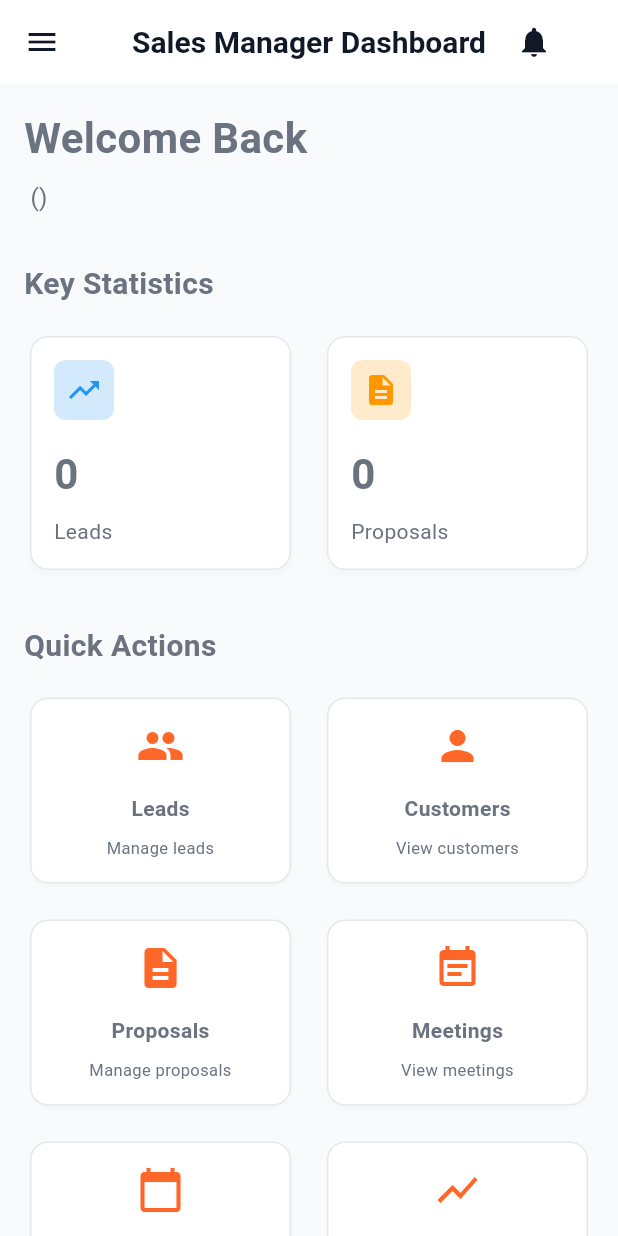
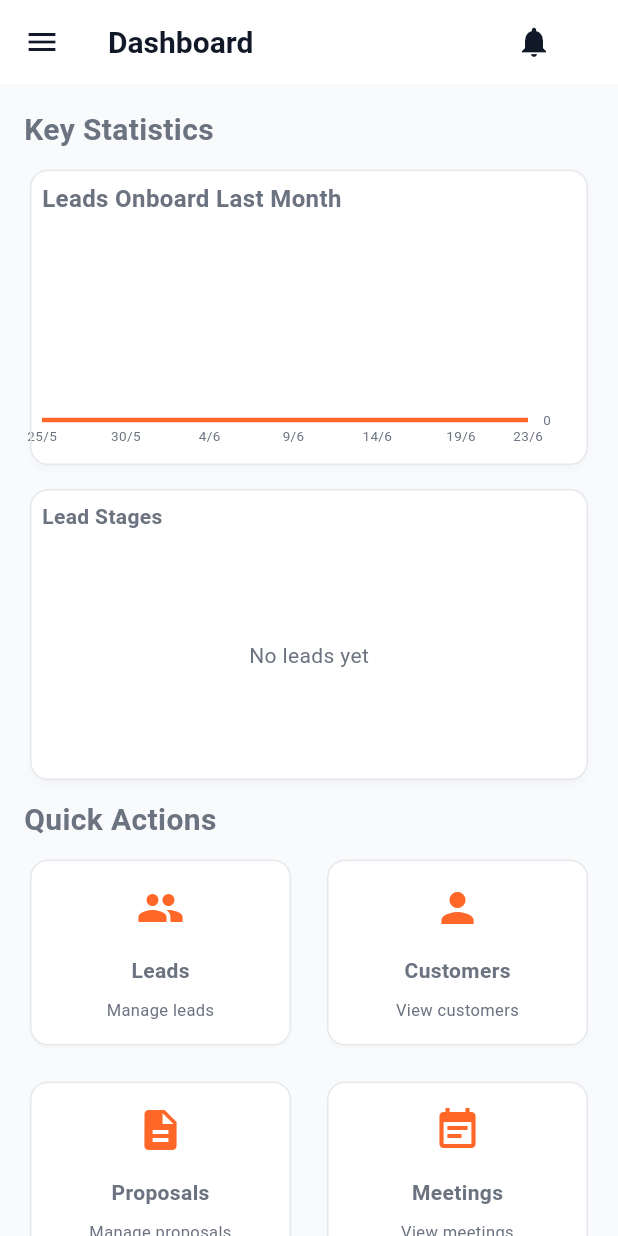
Before and after one commit to nasim-hassan/sales-manager, a Flutter app: the HomeScreen screen opened directly, on a phone screen of 412 x 824 dp. Run offline on Flutter 3.47's test engine with Material 3 defaults, Android fonts, the phone set to English and light mode, and no system bars; drawn by our look-alikes of fl_chart; our stand-ins replace connectivity_plus, shared_preferences, supabase_flutter; accounts and stored records are empty.

Commit message:
feat: add lead trend line chart and pipeline donut chart

```diff
--- a/lib/features/dashboard/screens/home_screen.dart
+++ b/lib/features/dashboard/screens/home_screen.dart
@@ -1,5 +1,6 @@
 import 'package:flutter/material.dart';
 import 'package:provider/provider.dart';
+import 'package:fl_chart/fl_chart.dart';
 import 'package:customer_relationship_management/core/theme/app_theme.dart';
 import 'package:customer_relationship_management/features/auth/providers/auth_provider.dart';
 import 'package:customer_relationship_management/features/admin/screens/users_screen.dart';
@@ -7,7 +8,6 @@ import 'package:customer_relationship_management/features/leads/screens/leads_sc
 import 'package:customer_relationship_management/features/leads/screens/proposals_screen.dart';
 import 'package:customer_relationship_management/features/leads/screens/meetings_screen.dart';
 import 'package:customer_relationship_management/features/leads/providers/leads_provider.dart';
-import 'package:customer_relationship_management/features/leads/providers/proposals_provider.dart';
 import 'package:customer_relationship_management/features/customers/screens/customers_screen.dart';
 import 'package:customer_relationship_management/features/calendar/screens/calendar_screen.dart';
 import 'package:customer_relationship_management/features/reports/screens/reports_screen.dart';
@@ -21,16 +21,19 @@ class HomeScreen extends StatelessWidget {
   Widget build(BuildContext context) {
     return Scaffold(
       appBar: AppBar(
-        title: const Text('Sales Manager Dashboard'),
+        title: const Text('Dashboard'),
+        centerTitle: false,
         elevation: 0,
         actions: [
           Consumer<NotificationsProvider>(
             builder: (context, notificationsProvider, _) {
               final unreadCount = notificationsProvider.unreadCount;
-              return Stack(
-                children: [
-                  IconButton(
-                    icon: const Icon(Icons.notifications),
+              return IconButton(
+                icon: Badge(
+                  isLabelVisible: unreadCount > 0,
+                  label: Text(unreadCount > 9 ? '9+' : '$unreadCount'),
+                  child: const Icon(Icons.notifications),
+                ),
                 onPressed: () {
                   Navigator.push(
                     context,
@@ -39,33 +42,6 @@ class HomeScreen extends StatelessWidget {
                     ),
                   );
                 },
-                  ),
-                  if (unreadCount > 0)
-                    Positioned(
-                      right: 8,
-                      top: 8,
-                      child: Container(
-                        padding: const EdgeInsets.all(4),
-                        decoration: const BoxDecoration(
-                          color: Colors.red,
-                          shape: BoxShape.circle,
-                        ),
-                        constraints: const BoxConstraints(
-                          minWidth: 20,
-                          minHeight: 20,
-                        ),
-                        child: Text(
-                          unreadCount > 9 ? '9+' : '$unreadCount',
-                          style: const TextStyle(
-                            color: Colors.white,
-                            fontSize: 12,
-                            fontWeight: FontWeight.bold,
-                          ),
-                          textAlign: TextAlign.center,
-                        ),
-                      ),
-                    ),
-                ],
               );
             },
           ),
@@ -93,55 +69,28 @@ class HomeScreen extends StatelessWidget {
         child: Column(
           crossAxisAlignment: CrossAxisAlignment.start,
           children: [
-            Consumer<AuthProvider>(
-              builder: (context, authProvider, _) {
-                return Column(
-                  crossAxisAlignment: CrossAxisAlignment.start,
-                  children: [
-                    const Text(
-                      'Welcome Back',
-                      style: TextStyle(
-                        fontSize: 28,
-                        fontWeight: FontWeight.bold,
-                      ),
-                    ),
-                    const SizedBox(height: AppTheme.spacingSm),
-                    Text(
-                      '${authProvider.currentUser?.name} (${authProvider.currentUser?.role})',
-                      style: const TextStyle(
-                        fontSize: 16,
-                        color: AppTheme.textSecondary,
-                      ),
-                    ),
-                  ],
-                );
-              },
-            ),
-            const SizedBox(height: AppTheme.spacingXl),
             const Text(
               'Key Statistics',
               style: TextStyle(fontSize: 20, fontWeight: FontWeight.bold),
             ),
-            const SizedBox(height: AppTheme.spacingMd),
+            const SizedBox(height: AppTheme.spacingSm),
             Consumer<LeadsProvider>(
               builder: (buildContext, leadsProvider, _) {
-                return Consumer<ProposalsProvider>(
-                  builder: (buildContext, proposalsProvider, _) {
-                    return _buildStatisticsGrid(
-                      buildContext,
-                      leadsProvider,
-                      proposalsProvider,
-                    );
-                  },
-                );
+                return _buildLeadsLineChart(leadsProvider);
               },
             ),
-            const SizedBox(height: AppTheme.spacingXl),
+            const SizedBox(height: AppTheme.spacingSm),
+            Consumer<LeadsProvider>(
+              builder: (buildContext, leadsProvider, _) {
+                return _buildLeadsStageDonutChart(leadsProvider);
+              },
+            ),
+            const SizedBox(height: AppTheme.spacingSm),
             const Text(
               'Quick Actions',
               style: TextStyle(fontSize: 20, fontWeight: FontWeight.bold),
             ),
-            const SizedBox(height: AppTheme.spacingMd),
+            const SizedBox(height: AppTheme.spacingSm),
             _buildQuickActionsGrid(context),
           ],
         ),
@@ -149,88 +98,264 @@ class HomeScreen extends StatelessWidget {
     );
   }
 
-  Widget _buildStatisticsGrid(
-    BuildContext context,
-    LeadsProvider leadsProvider,
-    ProposalsProvider proposalsProvider,
-  ) {
-    return Row(
+  Widget _buildLeadsLineChart(LeadsProvider leadsProvider) {
+    // Get leads from the last 30 days
+    final now = DateTime.now();
+    final thirtyDaysAgo = now.subtract(const Duration(days: 30));
+
+    // Group leads by day
+    final Map<DateTime, int> leadsPerDay = {};
+    for (var lead in leadsProvider.leads) {
+      if (lead.createdAt.isAfter(thirtyDaysAgo)) {
+        final dateOnly = DateTime(lead.createdAt.year, lead.createdAt.month, lead.createdAt.day);
+        leadsPerDay[dateOnly] = (leadsPerDay[dateOnly] ?? 0) + 1;
+      }
+    }
+
+    // Create sorted list of last 30 days
+    final List<FlSpot> spots = [];
+    for (int i = 0; i < 30; i++) {
+      final date = thirtyDaysAgo.add(Duration(days: i));
+      final dateOnly = DateTime(date.year, date.month, date.day);
+      final count = leadsPerDay[dateOnly]?.toDouble() ?? 0;
+      spots.add(FlSpot(i.toDouble(), count));
+    }
+
+    return Card(
+      elevation: 2,
+      child: Padding(
+        padding: const EdgeInsets.all(AppTheme.spacingSm),
+        child: Column(
+          crossAxisAlignment: CrossAxisAlignment.start,
           children: [
-        Expanded(
-          child: _buildStatisticCard(
-            title: 'Leads',
-            count: leadsProvider.leads.length.toString(),
-            icon: Icons.trending_up,
-            color: Colors.blue,
-            onTap: () {
-              Navigator.push(
-                context,
-                MaterialPageRoute(builder: (_) => const LeadsScreen()),
+            const Text(
+              'Leads Onboard Last Month',
+              style: TextStyle(fontSize: 16, fontWeight: FontWeight.bold),
+            ),
+            const SizedBox(height: AppTheme.spacingSm),
+            SizedBox(
+              height: 150,
+              child: LineChart(
+                LineChartData(
+                  gridData: const FlGridData(show: false),
+                  titlesData: FlTitlesData(
+                    show: true,
+                    bottomTitles: AxisTitles(
+                      sideTitles: SideTitles(
+                        showTitles: true,
+                        reservedSize: 22,
+                        interval: 5,
+                        getTitlesWidget: (value, meta) {
+                          final index = value.toInt();
+                          if (index < 0 || index >= 30) return const SizedBox.shrink();
+                          if (index % 5 != 0 && index != 29) return const SizedBox.shrink();
+                          final date = thirtyDaysAgo.add(Duration(days: index));
+                          return SideTitleWidget(
+                            axisSide: meta.axisSide,
+                            space: 4,
+                            child: Text(
+                              '${date.day}/${date.month}',
+                              style: const TextStyle(
+                                color: AppTheme.textSecondary,
+                                fontSize: 9,
+                              ),
+                            ),
                           );
                         },
                       ),
                     ),
-        const SizedBox(width: AppTheme.spacingMd),
-        Expanded(
-          child: _buildStatisticCard(
-            title: 'Proposals',
-            count: proposalsProvider.proposals.length.toString(),
-            icon: Icons.description,
-            color: Colors.orange,
-            onTap: () {
-              Navigator.push(
-                context,
-                MaterialPageRoute(builder: (_) => const ProposalsScreen()),
+                    rightTitles: AxisTitles(
+                      sideTitles: SideTitles(
+                        showTitles: true,
+                        reservedSize: 32,
+                        interval: 1,
+                        getTitlesWidget: (value, meta) {
+                          if (value % 1 != 0) return const SizedBox.shrink();
+                          return SideTitleWidget(
+                            axisSide: meta.axisSide,
+                            space: 10,
+                            child: Text(
+                              value.toInt().toString(),
+                              style: const TextStyle(
+                                color: AppTheme.textSecondary,
+                                fontSize: 9,
+                              ),
+                            ),
                           );
                         },
                       ),
                     ),
-      ],
-    );
-  }
-
-  Widget _buildStatisticCard({
-    required String title,
-    required String count,
-    required IconData icon,
-    required Color color,
-    VoidCallback? onTap,
-  }) {
-    return GestureDetector(
-      onTap: onTap,
-      child: Card(
-        elevation: 2,
-        child: Padding(
-          padding: const EdgeInsets.all(AppTheme.spacingMd),
-          child: Column(
-            crossAxisAlignment: CrossAxisAlignment.start,
-            children: [
-              Container(
-                padding: const EdgeInsets.all(AppTheme.spacingSm),
-                decoration: BoxDecoration(
-                  color: color.withOpacity(0.2),
-                  borderRadius: BorderRadius.circular(8),
+                    leftTitles: const AxisTitles(
+                      sideTitles: SideTitles(showTitles: false),
                     ),
-                child: Icon(icon, color: color, size: 24),
-              ),
-              const SizedBox(height: AppTheme.spacingMd),
-              Text(
-                count,
-                style: const TextStyle(
-                  fontSize: 28,
-                  fontWeight: FontWeight.bold,
+                    topTitles: const AxisTitles(
+                      sideTitles: SideTitles(showTitles: false),
                     ),
                   ),
-              const SizedBox(height: AppTheme.spacingSm),
-              Text(
-                title,
-                style: const TextStyle(
-                  fontSize: 14,
-                  color: AppTheme.textSecondary,
+                  borderData: FlBorderData(show: false),
+                  lineBarsData: [
+                    LineChartBarData(
+                      spots: spots,
+                      isCurved: true,
+                      color: AppTheme.primaryColor,
+                      barWidth: 3,
+                      dotData: const FlDotData(show: false),
+                      belowBarData: BarAreaData(
+                        show: true,
+                        gradient: LinearGradient(
+                          colors: [
+                            AppTheme.primaryColor.withValues(alpha: 0.2),
+                            AppTheme.primaryColor.withValues(alpha: 0.0),
+                          ],
+                          begin: Alignment.topCenter,
+                          end: Alignment.bottomCenter,
+                        ),
                       ),
                     ),
                   ],
                 ),
+              ),
+            ),
+          ],
+        ),
+      ),
+    );
+  }
+
+  Widget _buildLeadsStageDonutChart(LeadsProvider leadsProvider) {
+    // Count leads by stage
+    final Map<String, int> stageCounts = {};
+    final stages = ['New', 'Contacted', 'Qualified', 'Proposal', 'Negotiation', 'Closed Won', 'Closed Lost'];
+
+    for (var stage in stages) {
+      stageCounts[stage] = leadsProvider.leads.where((lead) => lead.stage == stage).length;
+    }
+
+    // Filter out stages with 0 leads
+    final filteredStages = stageCounts.entries.where((e) => e.value > 0).toList();
+
+    if (filteredStages.isEmpty) {
+      return Card(
+        elevation: 2,
+        child: Padding(
+          padding: const EdgeInsets.all(AppTheme.spacingSm),
+          child: Column(
+            crossAxisAlignment: CrossAxisAlignment.start,
+            children: [
+              const Text('Lead Stages', style: TextStyle(fontSize: 14, fontWeight: FontWeight.bold)),
+              const SizedBox(height: AppTheme.spacingSm),
+              const SizedBox(height: 150, child: Center(child: Text('No leads yet'))),
+            ],
+          ),
+        ),
+      );
+    }
+
+    final colors = [Colors.blue, Colors.green, Colors.orange, Colors.purple, Colors.red, Colors.teal, Colors.pink];
+
+    Widget buildLegendItem(MapEntry<String, int> stage, Color color) {
+      return Padding(
+        padding: const EdgeInsets.symmetric(vertical: 4),
+        child: Row(
+          children: [
+            Container(
+              width: 10,
+              height: 10,
+              decoration: BoxDecoration(
+                color: color,
+                shape: BoxShape.circle,
+              ),
+            ),
+            const SizedBox(width: 6),
+            Expanded(
+              child: Text(
+                stage.key,
+                style: const TextStyle(fontSize: 11),
+                overflow: TextOverflow.ellipsis,
+              ),
+            ),
+            const SizedBox(width: 4),
+            Text(
+              '${stage.value}',
+              style: const TextStyle(fontSize: 11, fontWeight: FontWeight.bold),
+            ),
+          ],
+        ),
+      );
+    }
+
+    return Card(
+      elevation: 2,
+      child: Padding(
+        padding: const EdgeInsets.all(AppTheme.spacingSm),
+        child: Column(
+          crossAxisAlignment: CrossAxisAlignment.start,
+          children: [
+            const Text('Lead Stages', style: TextStyle(fontSize: 14, fontWeight: FontWeight.bold)),
+            const SizedBox(height: AppTheme.spacingSm),
+            Row(
+              children: [
+                Expanded(
+                  flex: 4,
+                  child: SizedBox(
+                    height: 150,
+                    child: PieChart(
+                      PieChartData(
+                        centerSpaceRadius: 52,
+                        sectionsSpace: 2,
+                        sections: List.generate(filteredStages.length, (index) {
+                          final stage = filteredStages[index];
+                          return PieChartSectionData(
+                            value: stage.value.toDouble(),
+                            radius: 14,
+                            showTitle: false,
+                            color: colors[index % colors.length],
+                          );
+                        }),
+                      ),
+                    ),
+                  ),
+                ),
+                const SizedBox(width: AppTheme.spacingLg),
+                Expanded(
+                  flex: 6,
+                  child: Row(
+                    crossAxisAlignment: CrossAxisAlignment.start,
+                    children: [
+                      Expanded(
+                        child: Column(
+                          mainAxisAlignment: MainAxisAlignment.start,
+                          crossAxisAlignment: CrossAxisAlignment.start,
+                          children: List.generate(
+                            filteredStages.length > 4 ? 4 : filteredStages.length,
+                            (index) {
+                              final stage = filteredStages[index];
+                              return buildLegendItem(stage, colors[index % colors.length]);
+                            },
+                          ),
+                        ),
+                      ),
+                      const SizedBox(width: AppTheme.spacingMd),
+                      Expanded(
+                        child: Column(
+                          mainAxisAlignment: MainAxisAlignment.start,
+                          crossAxisAlignment: CrossAxisAlignment.start,
+                          children: List.generate(
+                            filteredStages.length > 4 ? filteredStages.length - 4 : 0,
+                            (index) {
+                              final realIndex = index + 4;
+                              final stage = filteredStages[realIndex];
+                              return buildLegendItem(stage, colors[realIndex % colors.length]);
+                            },
+                          ),
+                        ),
+                      ),
+                    ],
+                  ),
+                ),
+              ],
+            ),
+          ],
         ),
       ),
     );
--- a/pubspec.yaml
+++ b/pubspec.yaml
@@ -62,6 +62,9 @@ dependencies:
   # File Picker
   file_picker: ^8.0.0
 
+  # Charts
+  fl_chart: ^0.68.0
+
 dev_dependencies:
   flutter_test:
     sdk: flutter
```
Also changed, not shown: pubspec.lock, 1 other file. Lines whose indentation alone changed are shown as unchanged.
